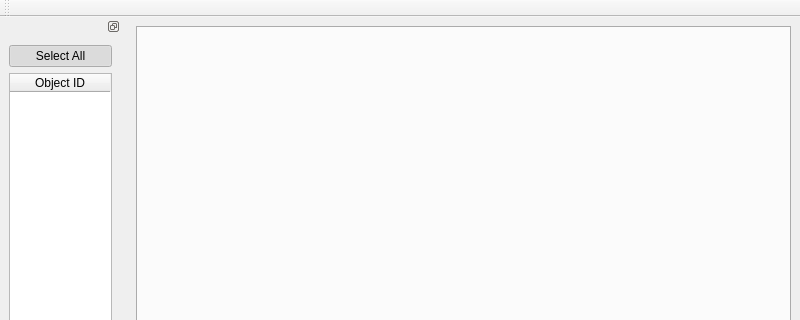
This is src/statanalysis.ui in FastTrackOrg/FastTrack as Qt 5 draws it before an edit; both pictures show x 0 to 800 and y 0 to 320 of the 800 by 600 pixel window. The edited form follows.
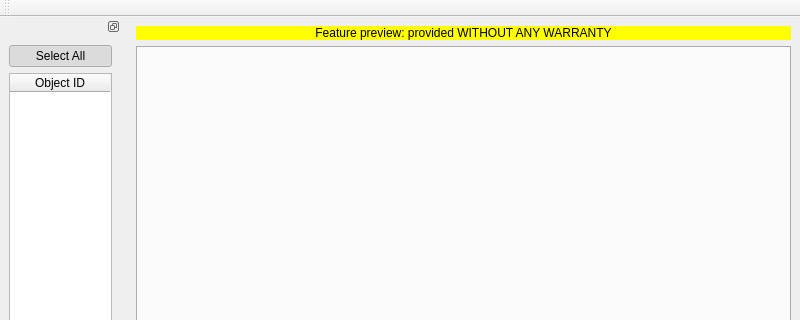
This is the edited form.

Commit message: [feat] stat_analysis: add distribution of displacements

```diff
--- a/src/statanalysis.ui
+++ b/src/statanalysis.ui
@@ -15,9 +15,22 @@
   </property>
   <widget class="QWidget" name="centralwidget">
    <layout class="QGridLayout" name="gridLayout_2">
-    <item row="0" column="0">
+    <item row="1" column="0">
      <widget class="QTabWidget" name="tabPlot"/>
     </item>
+    <item row="0" column="0">
+     <widget class="QLabel" name="label">
+      <property name="styleSheet">
+       <string notr="true">background-color: rgb(255, 255, 0);</string>
+      </property>
+      <property name="text">
+       <string>Feature preview: provided WITHOUT ANY WARRANTY</string>
+      </property>
+      <property name="alignment">
+       <set>Qt::AlignCenter</set>
+      </property>
+     </widget>
+    </item>
    </layout>
   </widget>
   <widget class="QMenuBar" name="menubar">
```
The commit also changes 2 other files.
